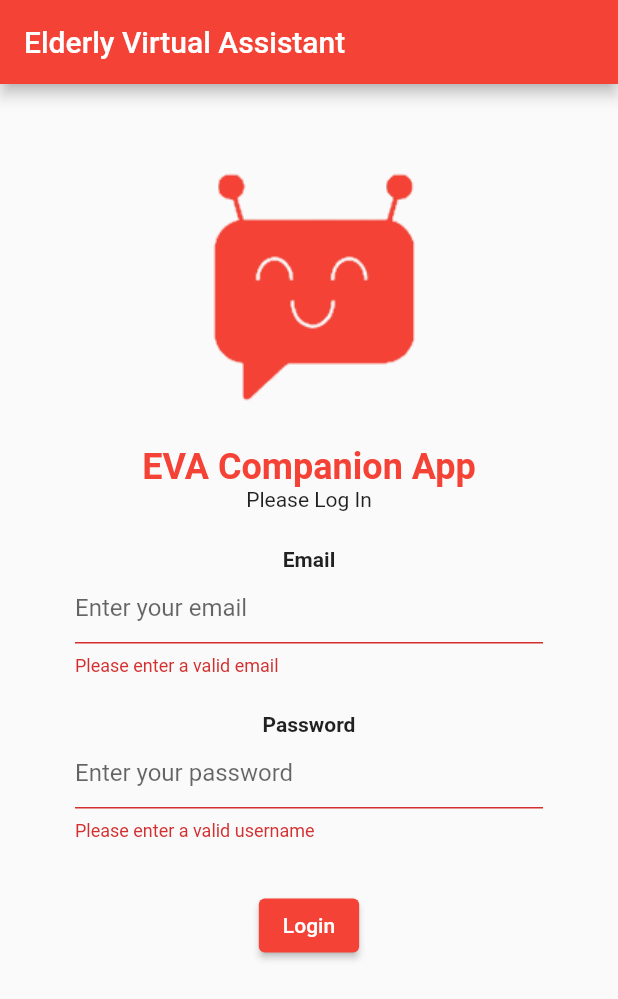
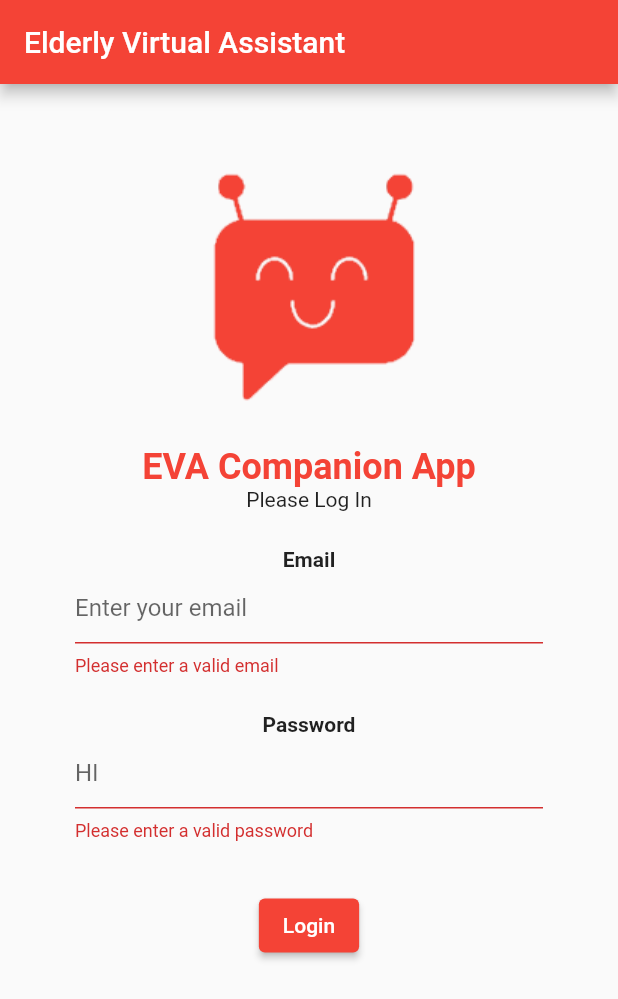
Before and after one commit to KroegerP/flutter-mobile-app, a Flutter app: the screen it shows after launch, after a tap on "Login", on a phone screen of 412 x 824 dp. Shown: the top 999 px of the screen. Run offline on Flutter 3.47's test engine with Material 2 defaults, Android fonts, the phone set to English and light mode, and no system bars.

Commit message:
feat(login): Added Enter Key usability on login

```diff
--- a/eva/lib/screens/login.dart
+++ b/eva/lib/screens/login.dart
@@ -91,13 +91,22 @@ class _MyLoginScreenState extends State<LoginScreen> {
                       ),
                       TextFormField(
                         obscureText: true,
-                        decoration: const InputDecoration(
-                            hintText: "Enter your password"),
+                        decoration: const InputDecoration(hintText: "HI"),
                         validator: (String? value) {
                           if (value == null || value.isEmpty) {
-                            return 'Please enter a valid username';
+                            return 'Please enter a valid password';
                           }
                           return null;
+                        },
+                        onFieldSubmitted: (value) {
+                          if (_formKey.currentState!.validate()) {
+                            _formKey.currentState!.save();
+                            //               var result = await auth.sendPasswordResetEmail(_email);
+                            //               print(result);
+                            // print(_email);
+                            Navigator.of(context)
+                                .pushNamedAndRemoveUntil('/home', (_) => false);
+                          }
                         },
                       ),
                       Padding(
```
